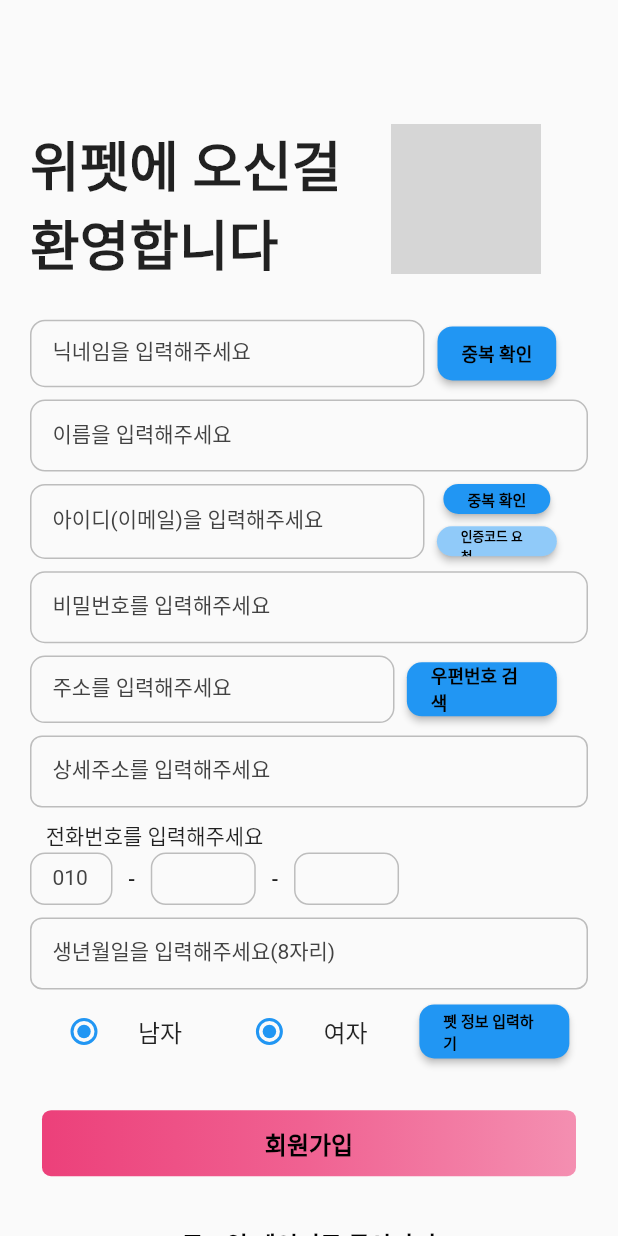
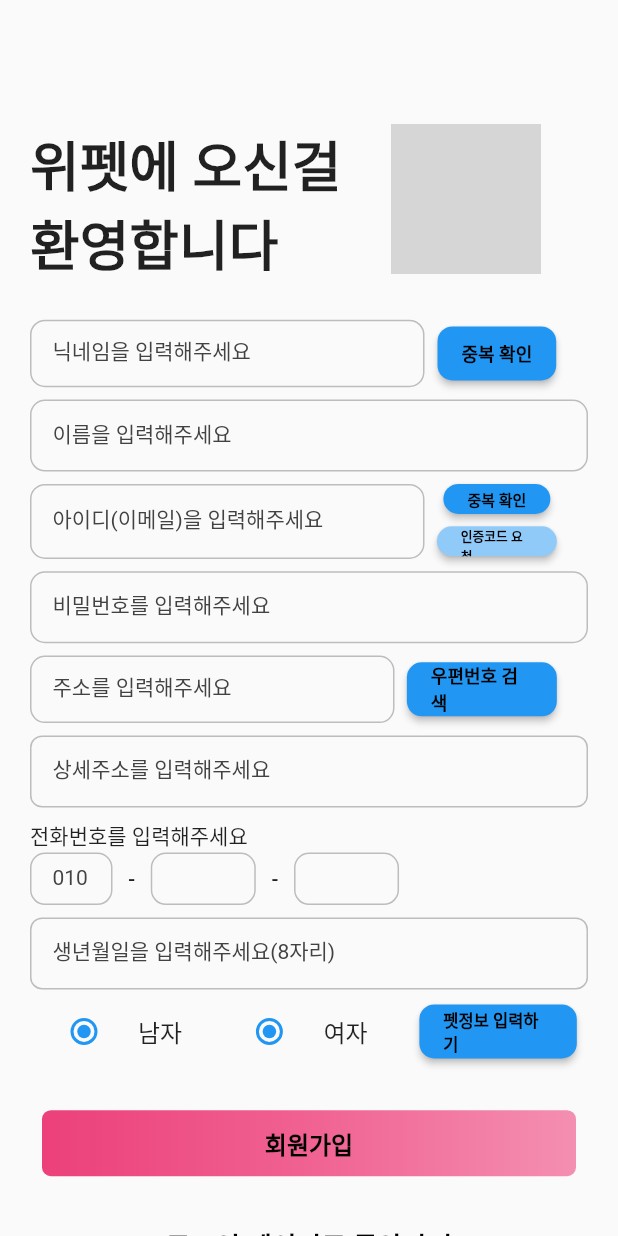
Before and after one commit to JmSmartProject/FrontEnd, a Flutter app: the SignupPage screen opened directly, on a phone screen of 412 x 824 dp. Run offline on Flutter 3.47's test engine with Material 2 defaults, Android fonts, the light colour scheme and no system bars; network calls fail; grey boxes are pictures that could not be loaded.

Commit message:
Update signup_page.dart

```diff
--- a/JMSmart_project/lib/modules/login_page/signup_page.dart
+++ b/JMSmart_project/lib/modules/login_page/signup_page.dart
@@ -333,7 +333,7 @@
                   SizedBox(
                     height: size.height * 0.01
                   ),
-                  Text("   전화번호를 입력해주세요",style: TextStyle(fontSize: 14,fontWeight: FontWeight.w500),),
+                  Text("전화번호를 입력해주세요",style: TextStyle(fontSize: 14,fontWeight: FontWeight.w500),),
                   SizedBox(
                       height: size.height * 0.001
                   ),
@@ -454,7 +454,7 @@
                       Container(
                         alignment: Alignment.center,
                         height: 45,
-                        width: 100,
+                        width: 105,
                         child: ElevatedButton(
                           onPressed: (){
                             Navigator.push(context, MaterialPageRoute(builder: (context){
@@ -468,9 +468,9 @@
                               )
                           ),
                           child: const Text(
-                            "펫 정보 입력하기",
+                            "펫정보 입력하기",
                             style: TextStyle(
-                                fontSize: 10,
+                                fontSize: 11,
                                 color: Colors.black,
                                 fontWeight: FontWeight.w600),
                           ),
@@ -525,7 +525,7 @@
                     onTap: (){
                       Navigator.pop(context);
                     },
-                    child: Text("로그인 페이지로 돌아가기",style: TextStyle(fontSize: 16, fontWeight: FontWeight.bold,color: Colors.black),),
+                    child: Text("로그인 페이지로 돌아가기",style: TextStyle(fontSize: 18, fontWeight: FontWeight.bold,color: Colors.black),),
                   )
                 ],
                   mainAxisAlignment: MainAxisAlignment.center,
```
